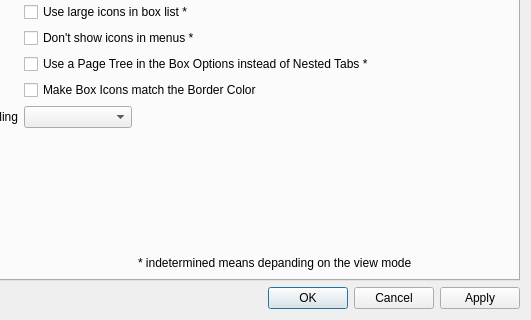
Old version of the form SandboxiePlus/SandMan/Forms/SettingsWindow.ui in the repository sandboxie-plus/Sandboxie; both pictures show x 103 to 634 and y 144 to 464 of the 634 by 464 pixel window.
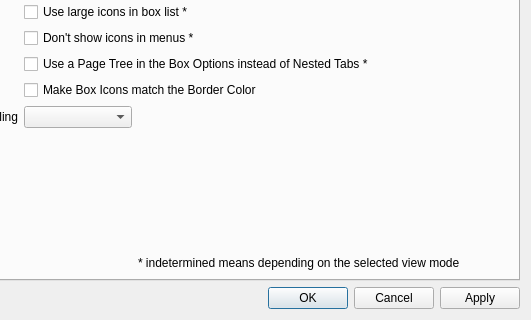
New version of the form. The open tabs and pages were chosen to show the change. Icons and pictures are not drawn.

Commit message: depanding -> depending, in the right place this time

```diff
--- a/SandboxiePlus/SandMan/Forms/SettingsWindow.ui
+++ b/SandboxiePlus/SandMan/Forms/SettingsWindow.ui
@@ -409,7 +409,7 @@
            <item row="10" column="2" colspan="2">
             <widget class="QLabel" name="label_11">
              <property name="text">
-              <string>* indetermined means depanding on the view mode</string>
+              <string>* indetermined means depending on the selected view mode</string>
              </property>
             </widget>
            </item>
```
